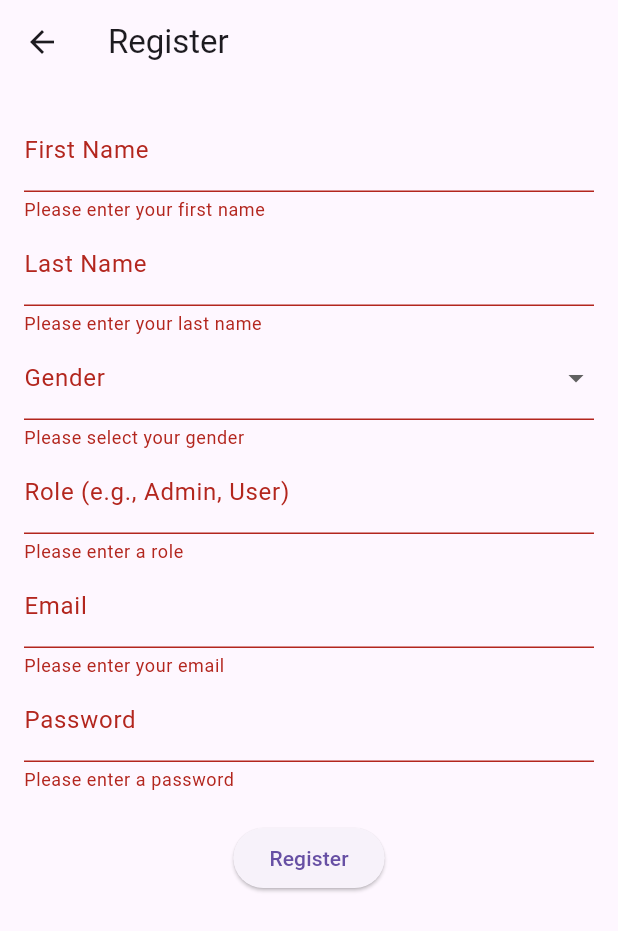
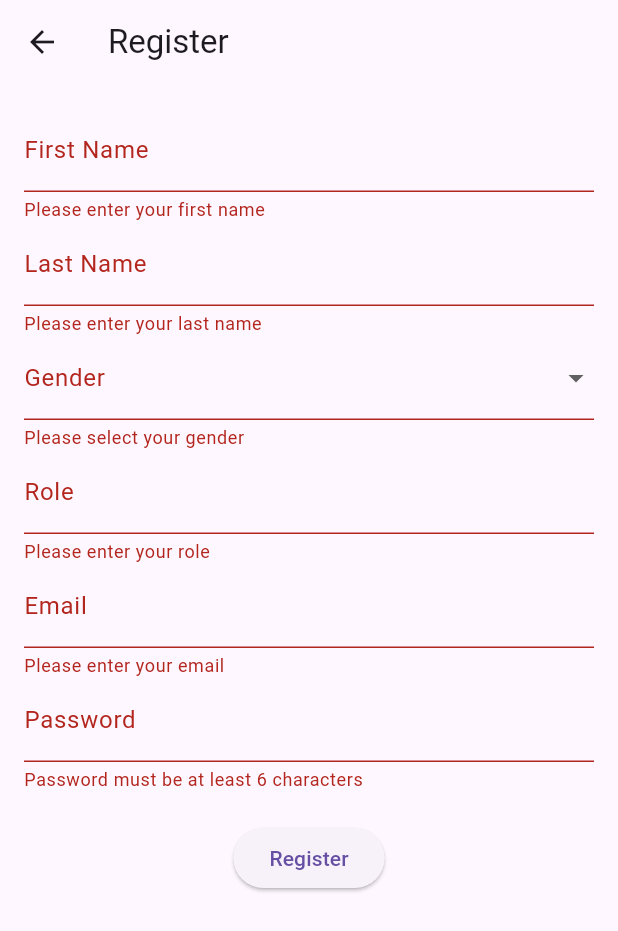
Before and after one commit to abdulbasith007/Message-Board-App---Flutter, a Flutter app: the RegistrationPage screen opened directly, after a tap on "Register", on a phone screen of 412 x 824 dp. Shown: the top 931 px of the screen. Run offline on Flutter 3.47's test engine with Material 3 defaults, Android fonts, the phone set to English and light mode, and no system bars; our stand-ins replace cloud_firestore, firebase_auth, firebase_core; accounts and stored records are empty.

Commit message:
Made minor changes resolving a few issues

```diff
--- a/lib/registration_page.dart
+++ b/lib/registration_page.dart
@@ -8,71 +8,38 @@ class RegistrationPage extends StatefulWidget {
 }
 
 class _RegistrationPageState extends State<RegistrationPage> {
-  final FirebaseAuth _auth = FirebaseAuth.instance;
-  final FirebaseFirestore _firestore = FirebaseFirestore.instance;
+  final FirebaseAuth authService = FirebaseAuth.instance;
+  final FirebaseFirestore dbService = FirebaseFirestore.instance;
 
-  final _formKey = GlobalKey<FormState>();
-
-  String? email, password, firstName, lastName, gender, role;
-
-  // Password Validator
-  String? validatePassword(String? value) {
-    if (value == null || value.isEmpty) {
-      return 'Please enter a password';
-    }
-    if (value.length < 8) {
-      return 'Password must be at least 8 characters long';
-    }
-    if (!RegExp(r'[A-Z]').hasMatch(value)) {
-      return 'Password must contain at least one uppercase letter';
-    }
-    if (!RegExp(r'[a-z]').hasMatch(value)) {
-      return 'Password must contain at least one lowercase letter';
-    }
-    if (!RegExp(r'[0-9]').hasMatch(value)) {
-      return 'Password must contain at least one number';
-    }
-    if (!RegExp(r'[!@#$%^&*(),.?":{}|<>]').hasMatch(value)) {
-      return 'Password must contain at least one special character';
-    }
-    return null;
-  }
+  final _registrationFormKey = GlobalKey<FormState>();
+  String? email, password, firstName, lastName, role, gender;
 
   Future<void> registerUser() async {
-    if (_formKey.currentState!.validate()) {
-      _formKey.currentState!.save();
-
+    if (_registrationFormKey.currentState!.validate()) {
+      _registrationFormKey.currentState!.save();
       try {
-        // Register the user in Firebase Authentication
-        UserCredential userCredential =
-            await _auth.createUserWithEmailAndPassword(
-          email: email!,
-          password: password!,
-        );
-
+        UserCredential userCredential = await authService
+            .createUserWithEmailAndPassword(email: email!, password: password!);
         User? user = userCredential.user;
 
         if (user != null) {
-          // Save user details in Firestore
-          await _firestore.collection('users').doc(user.uid).set({
+          await dbService.collection('users').doc(user.uid).set({
             'uid': user.uid,
             'firstName': firstName,
             'lastName': lastName,
+            'email': email,
             'gender': gender,
             'role': role,
-            'email': email,
             'registrationDate': FieldValue.serverTimestamp(),
           });
-
           ScaffoldMessenger.of(context).showSnackBar(
             SnackBar(content: Text('Registration successful! Please log in.')),
           );
-
-          Navigator.pop(context); // Navigate back to login page
+          Navigator.pop(context);
         }
-      } catch (e) {
+      } catch (error) {
         ScaffoldMessenger.of(context).showSnackBar(
-          SnackBar(content: Text('Error: $e')),
+          SnackBar(content: Text('Registration failed: $error')),
         );
       }
     }
@@ -83,28 +50,23 @@ class _RegistrationPageState extends State<RegistrationPage> {
     return Scaffold(
       appBar: AppBar(title: Text('Register')),
       body: Form(
-        key: _formKey,
+        key: _registrationFormKey,
         child: SingleChildScrollView(
           padding: const EdgeInsets.all(16.0),
           child: Column(
             children: [
-              // First Name
               TextFormField(
                 decoration: InputDecoration(labelText: 'First Name'),
                 onSaved: (value) => firstName = value,
                 validator: (value) =>
                     value!.isEmpty ? 'Please enter your first name' : null,
               ),
-
-              // Last Name
               TextFormField(
                 decoration: InputDecoration(labelText: 'Last Name'),
                 onSaved: (value) => lastName = value,
                 validator: (value) =>
                     value!.isEmpty ? 'Please enter your last name' : null,
               ),
-
-              // Gender
               DropdownButtonFormField<String>(
                 decoration: InputDecoration(labelText: 'Gender'),
                 items: ['Male', 'Female', 'Other']
@@ -115,35 +77,26 @@ class _RegistrationPageState extends State<RegistrationPage> {
                 validator: (value) =>
                     value == null ? 'Please select your gender' : null,
               ),
-
-              // Role
               TextFormField(
-                decoration:
-                    InputDecoration(labelText: 'Role (e.g., Admin, User)'),
+                decoration: InputDecoration(labelText: 'Role'),
                 onSaved: (value) => role = value,
                 validator: (value) =>
-                    value!.isEmpty ? 'Please enter a role' : null,
+                    value!.isEmpty ? 'Please enter your role' : null,
               ),
-
-              // Email
               TextFormField(
                 decoration: InputDecoration(labelText: 'Email'),
                 onSaved: (value) => email = value,
                 validator: (value) =>
                     value!.isEmpty ? 'Please enter your email' : null,
               ),
-
-              // Password
               TextFormField(
                 decoration: InputDecoration(labelText: 'Password'),
                 obscureText: true,
                 onSaved: (value) => password = value,
-                validator: validatePassword,
+                validator: (value) =>
+                    value!.length < 6 ? 'Password must be at least 6 characters' : null,
               ),
-
               SizedBox(height: 20),
-
-              // Register Button
               ElevatedButton(
                 onPressed: registerUser,
                 child: Text('Register'),
```
